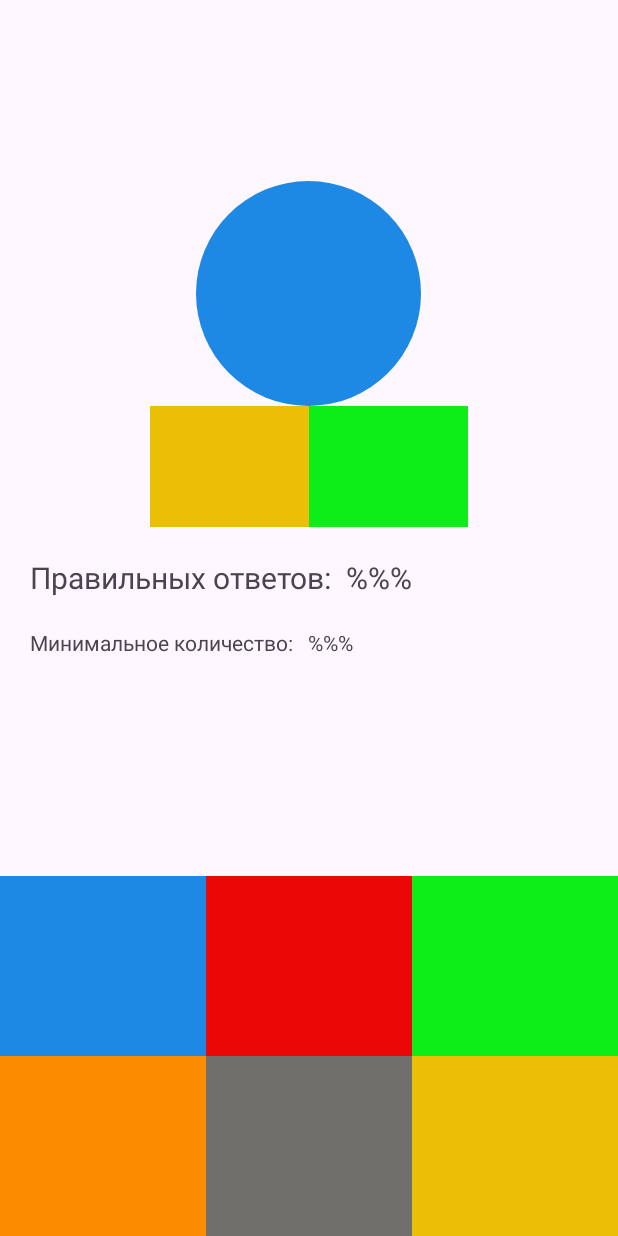
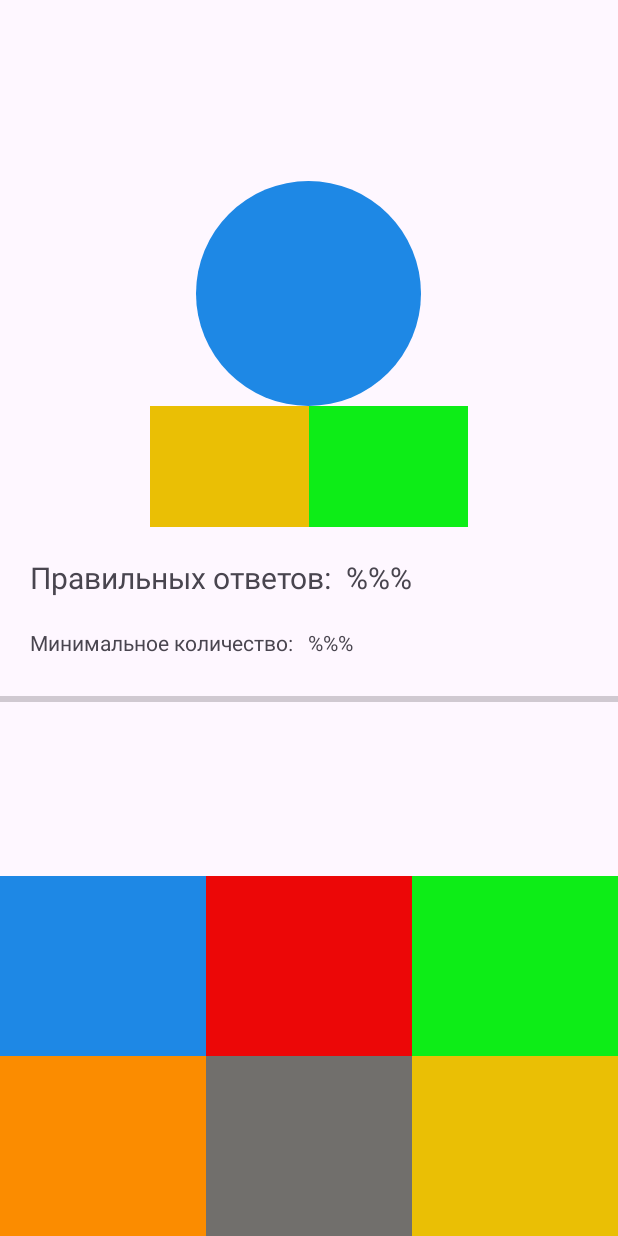
Before and after one commit to jybo84/Composition, an Android app: the fragment GameFragment placed in its activity, on a phone screen of 412 x 824 dp. Run offline under Robolectric (Android 15) with nearby library versions, the light colour scheme and no system bars; 1 statement that could not run was skipped.

Commit message:
Step-3 Presentation (добавлен ProgressBar)

```diff
--- a/app/src/main/res/layout/fragment_game.xml
+++ b/app/src/main/res/layout/fragment_game.xml
@@ -1,26 +1,25 @@
 <?xml version="1.0" encoding="utf-8"?>
-<LinearLayout
-    xmlns:android="http://schemas.android.com/apk/res/android"
+<LinearLayout xmlns:android="http://schemas.android.com/apk/res/android"
     xmlns:tools="http://schemas.android.com/tools"
-    android:orientation="vertical"
     android:layout_width="match_parent"
     android:layout_height="match_parent"
+    android:orientation="vertical"
     tools:context=".presentation.GameFragment">
 
     <TextView
         android:layout_width="match_parent"
         android:layout_height="wrap_content"
-        tools:text="00:00"
+        android:gravity="center_horizontal"
         android:textSize="30sp"
-        android:gravity="center_horizontal"     />
+        tools:text="00:00" />
 
     <TextView
         android:layout_width="150dp"
         android:layout_height="150dp"
         android:layout_gravity="center_horizontal"
-       android:gravity="center"
         android:layout_marginTop="80dp"
         android:background="@drawable/shape"
+        android:gravity="center"
         android:textSize="120sp"
         android:textStyle="bold"
         tools:text="8" />
@@ -28,17 +27,17 @@
     <LinearLayout
         android:layout_width="match_parent"
         android:layout_height="wrap_content"
-        android:orientation="horizontal" >
+        android:orientation="horizontal">
 
         <TextView
             android:layout_width="0dp"
             android:layout_height="wrap_content"
-            tools:text="5"
+            android:layout_marginStart="100dp"
+            android:layout_weight="1"
             android:background="@color/yellow"
-            android:layout_weight="1"
-            android:layout_marginStart="100dp"
+            android:gravity="center_horizontal"
             android:textSize="60sp"
-            android:gravity="center_horizontal"     />
+            tools:text="5" />
 
         <TextView
             android:layout_width="0dp"
@@ -56,9 +55,9 @@
     <LinearLayout
         android:layout_width="match_parent"
         android:layout_height="wrap_content"
-        android:paddingHorizontal="20dp"
         android:layout_marginTop="20dp"
-        android:orientation="horizontal"  >
+        android:orientation="horizontal"
+        android:paddingHorizontal="20dp">
 
         <TextView
             android:layout_width="wrap_content"
@@ -70,35 +69,44 @@
             android:layout_width="wrap_content"
             android:layout_height="wrap_content"
             android:layout_marginStart="10dp"
-            android:textSize="20sp"
-            android:text="%%%"/>
+            android:text="%%%"
+            android:textSize="20sp" />
 
     </LinearLayout>
 
     <LinearLayout
         android:layout_width="match_parent"
         android:layout_height="wrap_content"
-        android:paddingHorizontal="20dp"
         android:layout_marginTop="20dp"
-        android:orientation="horizontal"  >
+        android:orientation="horizontal"
+        android:paddingHorizontal="20dp">
 
         <TextView
             android:layout_width="wrap_content"
             android:layout_height="wrap_content"
-            android:text="Минимальное количество:"/>
+            android:text="Минимальное количество:" />
 
         <TextView
             android:layout_width="wrap_content"
             android:layout_height="wrap_content"
             android:layout_marginStart="10dp"
-            android:text="%%%"/>
+            android:text="%%%" />
 
     </LinearLayout>
+
+    <ProgressBar
+        android:id="@+id/progress_bar"
+        style="@style/Widget.AppCompat.ProgressBar.Horizontal"
+        android:layout_width="match_parent"
+        android:layout_height="wrap_content"
+        android:layout_marginTop="20dp"
+        android:max="100"
+        android:secondaryProgressTint="@android:color/background_dark" />
 
     <Space
         android:layout_width="match_parent"
         android:layout_height="0dp"
-        android:layout_weight="1"/>
+        android:layout_weight="1" />
 
     <LinearLayout
         android:layout_width="match_parent"
@@ -110,10 +118,10 @@
             android:layout_width="0dp"
             android:layout_height="match_parent"
             android:layout_weight="1"
+            android:background="@color/blue"
             android:gravity="center"
             android:textSize="90sp"
             android:textStyle="bold"
-            android:background="@color/blue"
             tools:text="1" />
 
         <TextView
@@ -121,22 +129,22 @@
             android:layout_width="0dp"
             android:layout_height="match_parent"
             android:layout_weight="1"
+            android:background="@color/red"
+            android:gravity="center"
             android:textSize="90sp"
-            android:gravity="center"
             android:textStyle="bold"
-            android:background="@color/red"
-            tools:text="1"/>
+            tools:text="1" />
 
         <TextView
             android:id="@+id/tv_option3"
             android:layout_width="0dp"
             android:layout_height="match_parent"
             android:layout_weight="1"
+            android:background="@color/green"
+            android:gravity="center"
             android:textSize="90sp"
-            android:gravity="center"
             android:textStyle="bold"
-            android:background="@color/green"
-            tools:text="1"/>
+            tools:text="1" />
 
     </LinearLayout>
 
@@ -150,43 +158,35 @@
             android:layout_width="0dp"
             android:layout_height="match_parent"
             android:layout_weight="1"
+            android:background="@color/orange"
+            android:gravity="center"
             android:textSize="90sp"
-            android:gravity="center"
-            android:background="@color/orange"
             android:textStyle="bold"
-            tools:text="1"/>
+            tools:text="1" />
 
         <TextView
             android:id="@+id/tv_option5"
             android:layout_width="0dp"
             android:layout_height="match_parent"
             android:layout_weight="1"
+            android:background="@color/grey"
+            android:gravity="center"
             android:textSize="90sp"
-            android:gravity="center"
-            android:background="@color/grey"
             android:textStyle="bold"
-            tools:text="1"/>
+            tools:text="1" />
 
         <TextView
             android:id="@+id/tv_option6"
             android:layout_width="0dp"
             android:layout_height="match_parent"
             android:layout_weight="1"
+            android:background="@color/yellow"
+            android:gravity="center"
             android:textSize="90sp"
-            android:gravity="center"
             android:textStyle="bold"
-            android:background="@color/yellow"
-            tools:text="1"/>
+            tools:text="1" />
 
     </LinearLayout>
 
 
-
-
-
-
-
-
-
-
 </LinearLayout>
```
